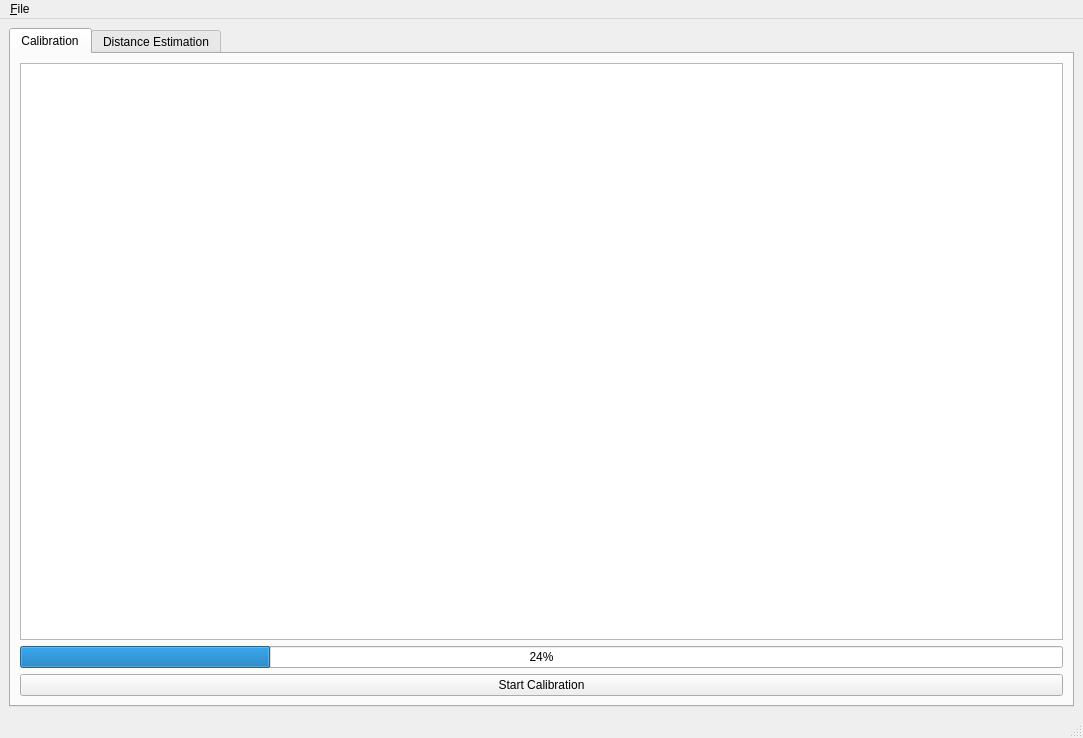
Before: the Qt Designer form _GUI/SDR_People_Tracker.ui in yacinbm/kerberossdr, drawn with Qt 5.
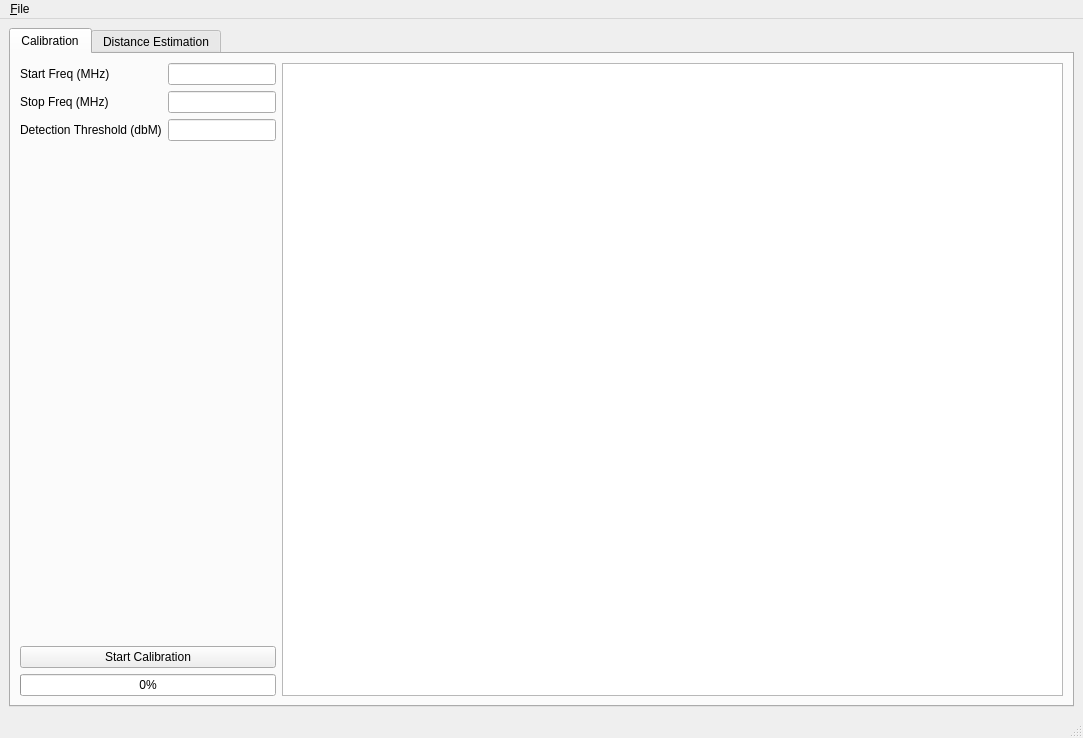
After: the same form once the commit is applied.

The edit to the form file:
```diff
--- a/_GUI/SDR_People_Tracker.ui
+++ b/_GUI/SDR_People_Tracker.ui
@@ -24,16 +24,55 @@
        <attribute name="title">
         <string>Calibration</string>
        </attribute>
-       <layout class="QVBoxLayout" name="verticalLayout_2">
+       <layout class="QFormLayout" name="formLayout">
+        <item row="0" column="0">
+         <layout class="QVBoxLayout" name="verticalLayout_5">
         <item>
-         <widget class="QGraphicsView" name="calGraph"/>
-        </item>
-        <item>
-         <widget class="QProgressBar" name="progBarCal">
-          <property name="value">
-           <number>24</number>
-          </property>
-         </widget>
+           <layout class="QFormLayout" name="formLayout_2">
+            <item row="0" column="1">
+             <widget class="QLineEdit" name="lineStartFreq"/>
+            </item>
+            <item row="1" column="0">
+             <widget class="QLabel" name="labelStopFreq">
+              <property name="text">
+               <string>Stop Freq (MHz)</string>
+              </property>
+             </widget>
+            </item>
+            <item row="1" column="1">
+             <widget class="QLineEdit" name="lineStopFreq"/>
+            </item>
+            <item row="0" column="0">
+             <widget class="QLabel" name="labelStartFreq">
+              <property name="text">
+               <string>Start Freq (MHz)</string>
+              </property>
+             </widget>
+            </item>
+            <item row="2" column="0">
+             <widget class="QLabel" name="labelDetectionThreshold">
+              <property name="text">
+               <string>Detection Threshold (dbM)</string>
+              </property>
+             </widget>
+            </item>
+            <item row="2" column="1">
+             <widget class="QLineEdit" name="lineDetectThrhld"/>
+            </item>
+           </layout>
+          </item>
+          <item>
+           <spacer name="verticalSpacer">
+            <property name="orientation">
+             <enum>Qt::Vertical</enum>
+            </property>
+            <property name="sizeHint" stdset="0">
+             <size>
+              <width>20</width>
+              <height>40</height>
+             </size>
+            </property>
+           </spacer>
         </item>
         <item>
          <widget class="QPushButton" name="btnStartCal">
@@ -45,6 +84,18 @@
           </property>
          </widget>
         </item>
+          <item>
+           <widget class="QProgressBar" name="progBarCal">
+            <property name="value">
+             <number>0</number>
+            </property>
+           </widget>
+          </item>
+         </layout>
+        </item>
+        <item row="0" column="1">
+         <widget class="QGraphicsView" name="graphCal"/>
+        </item>
        </layout>
       </widget>
       <widget class="QWidget" name="tab_2">
```
Left out of the diff: 12 changed lines with no effect on the pictures. Lines whose indentation alone changed are shown as unchanged.
